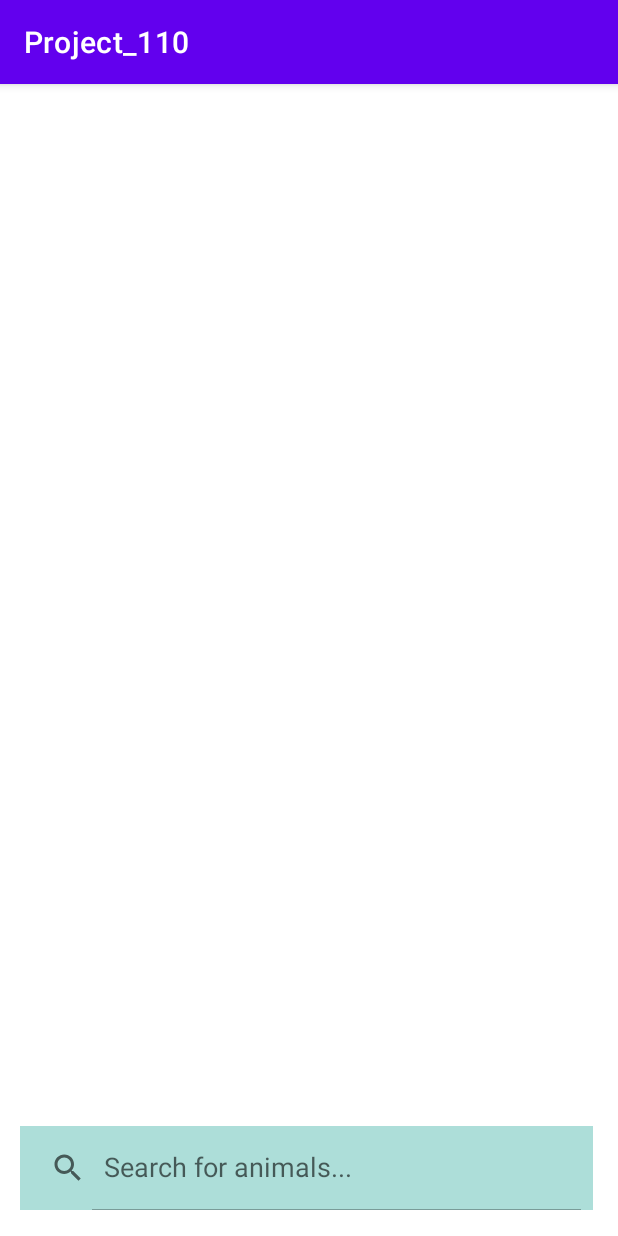
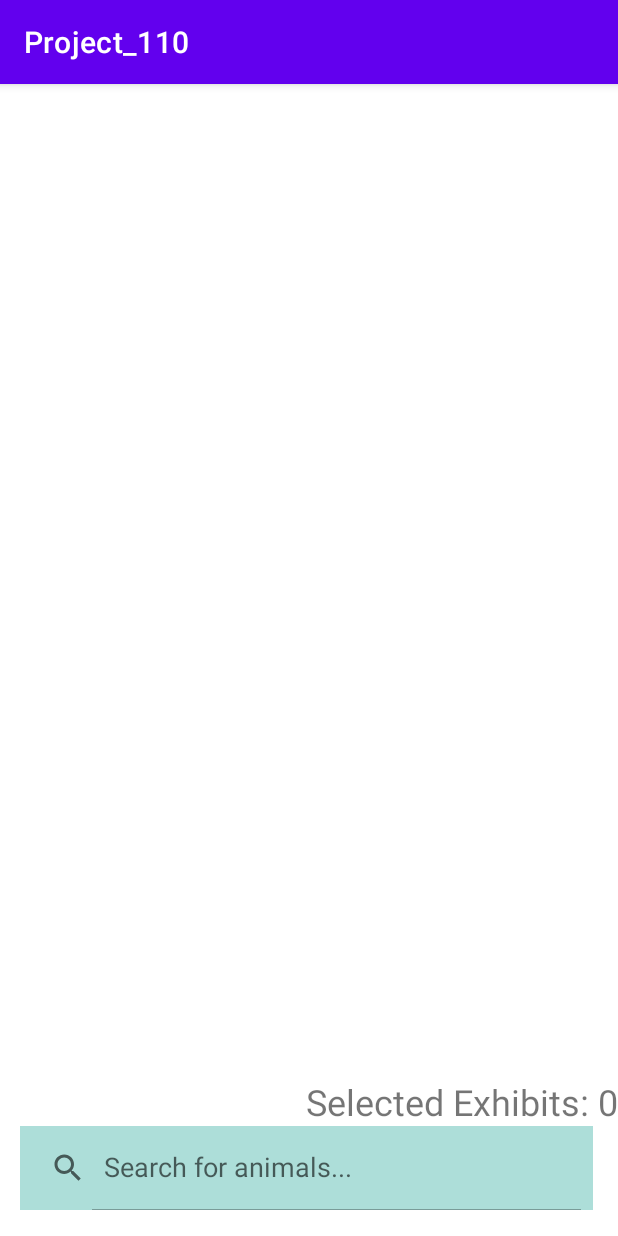
Before and after one commit to cubinCheese/Zoo-Seeker-App, an Android app: the screen it shows after launch (SearchDisplayActivity), on a phone screen of 412 x 824 dp. Run offline under Robolectric (Android 15) with nearby library versions, the phone set to English and light mode, and no system bars; our stand-ins replace Room's generated code; libraries missing offline, so code that uses them is left out: org.jgrapht, org.jgrapht.graph, org.jgrapht.nio.

Commit message:
Number of selected items display working!

```diff
--- a/app/src/main/java/com/example/project_110/SearchDisplayActivity.java
+++ b/app/src/main/java/com/example/project_110/SearchDisplayActivity.java
@@ -18,7 +18,11 @@ import java.util.concurrent.Executors;
 import java.util.concurrent.Future;
 
 public class SearchDisplayActivity extends AppCompatActivity {
+
+    //Get selected exhibits with this
+
     SearchBar searchbar;
+    TextView selectedDisplayCount;
     public RecyclerView recyclerView;
     private ExecutorService backgroundThreadExecutor = Executors.newSingleThreadExecutor();
     private Future<Void> future;
@@ -27,7 +31,7 @@ public class SearchDisplayActivity extends AppCompatActivity {
     protected void onCreate(Bundle savedInstanceState) {
         super.onCreate(savedInstanceState);
         setContentView(R.layout.activity_search_display);
-
+        selectedDisplayCount = findViewById(R.id.selected_exhibit_count);
         searchListViewModel = new ViewModelProvider(this)
                 .get(SearchListViewModel.class);
         // initializing new Map searchable by tags // & list of vertex info
@@ -49,8 +53,11 @@ public class SearchDisplayActivity extends AppCompatActivity {
 
         adapter.setOnSearchListItemClickedHandlder(searchListViewModel::selectExhibit);
 
+        //Log.d("Exhibit Stats", getSelectedExhibitsList().get(1).name + " " + getSelectedExhibitsList().size());
+
 
         recyclerView.setAdapter(adapter);
+
 
 
 
@@ -63,11 +70,15 @@ public class SearchDisplayActivity extends AppCompatActivity {
                     for (ZooData.VertexInfo vertex : searchbar.currentAnimalsFromQuery){
                         packedList.add(new VertexInfoStorable(vertex));
                     }
+                   //this.selectedDisplayCount.setText(getSelectedExhibitsList().size());
                     adapter.setSearchListItems(packedList);
+                    selectedDisplayCount.setText("Selected Exhibits: " + getSelectedExhibitsList().size());
                 });
                 Thread.sleep(100);
             }
         });
+
+
 
 
         //Log.d("tag", searchbar.currentAnimalsFromQuery.get(0).name);
@@ -75,6 +86,14 @@ public class SearchDisplayActivity extends AppCompatActivity {
 
 
     }
+
+        //Call this to get list of selected exhibits
+    public List<VertexInfoStorable> getSelectedExhibitsList(){
+        return searchListViewModel.getSelectedExhibits();
+    }
+
+
+
 }
 
 
--- a/app/src/main/java/com/example/project_110/SearchDisplayAdapter.java
+++ b/app/src/main/java/com/example/project_110/SearchDisplayAdapter.java
@@ -20,8 +20,9 @@ public class SearchDisplayAdapter extends RecyclerView.Adapter<SearchDisplayAdap
     private List<ZooData.VertexInfo> searchExhibits = Collections.emptyList();
     private Consumer<ZooData.VertexInfo> onSearchListItemClicked;
 
+
     public void setSearchListItems(List<VertexInfoStorable> newSearchExhibits){
-        //this.searchExhibits.clear();
+        this.searchExhibits.clear();
 
 
         List<ZooData.VertexInfo> unPackedDataList = new ArrayList();
@@ -48,7 +49,6 @@ public class SearchDisplayAdapter extends RecyclerView.Adapter<SearchDisplayAdap
         View view = LayoutInflater
                 .from(parent.getContext())
                 .inflate(R.layout.search_display_item, parent, false);
-
         return new ViewHolder(view);
     }
 
@@ -69,6 +69,7 @@ public class SearchDisplayAdapter extends RecyclerView.Adapter<SearchDisplayAdap
     public class ViewHolder extends RecyclerView.ViewHolder{
         private final TextView searchListItem;
         private ZooData.VertexInfo searchItem;
+       // private TextView selectedExhibitCount;
         //private TextView searchListItem;
        //private final CheckBox checkBox;
 
@@ -76,13 +77,18 @@ public class SearchDisplayAdapter extends RecyclerView.Adapter<SearchDisplayAdap
 
             super(itemView);
             this.searchListItem =  itemView.findViewById(R.id.search_list_item);
+            //this.selectedExhibitCount = itemView.findViewById(R.id.selected_exhibit_count);
 
             this.searchListItem.setOnClickListener(view -> {
                 if(onSearchListItemClicked == null) return;
                 searchListItem.setBackgroundColor(Color.YELLOW);
                 searchListItem.setAllCaps(true);
                 onSearchListItemClicked.accept(searchItem);
+
             });
+
+
+
 
 
         }
--- a/app/src/main/java/com/example/project_110/SearchListViewModel.java
+++ b/app/src/main/java/com/example/project_110/SearchListViewModel.java
@@ -13,6 +13,7 @@ import java.util.List;
 
 public class SearchListViewModel  extends  AndroidViewModel{
 
+    //Get Lis
 
     private LiveData<List<VertexInfoStorable>> searchListItems;
     private final VertexInfoStorableDao vertexInfoStorableDao;
@@ -73,6 +74,15 @@ public class SearchListViewModel  extends  AndroidViewModel{
 
 
 
+
+
+    }
+
+
+    public List<VertexInfoStorable> getSelectedExhibits(){
+        Log.d("message", "Selecting All..." );
+
+        return vertexInfoStorableDao.getAll();
     }
     /*
     public void deleteExhibit(ZooData.VertexInfo todoListItem){
--- a/app/src/main/java/com/example/project_110/SelectedExhibits.java
+++ b/app/src/main/java/com/example/project_110/SelectedExhibits.java
@@ -6,13 +6,13 @@ import java.util.List;
 
 public class SelectedExhibits {
 
-    List<ZooData.VertexInfo> selectedExhibits;
+    List<VertexInfoStorable> selectedExhibits;
 
     public SelectedExhibits(){
         selectedExhibits = new ArrayList<>();
     }
 
-    public SelectedExhibits(List<ZooData.VertexInfo> selectedExhibits){
+    public SelectedExhibits(List<VertexInfoStorable> selectedExhibits){
         this.selectedExhibits=selectedExhibits;
     }
 
--- a/app/src/main/res/layout/activity_search_display.xml
+++ b/app/src/main/res/layout/activity_search_display.xml
@@ -32,4 +32,15 @@
         app:layout_constraintTop_toTopOf="@id/search_items"
         app:layout_constraintVertical_bias="0.976" />
 
+    <TextView
+        android:id="@+id/selected_exhibit_count"
+        android:layout_width="wrap_content"
+        android:layout_height="wrap_content"
+        android:text=""
+        android:textSize="24dp"
+        app:layout_constraintHorizontal_bias="0.8"
+        app:layout_constraintEnd_toEndOf="parent"
+        app:layout_constraintBottom_toTopOf="@id/search"
+        tools:layout_editor_absoluteY="19dp" />
+
 </androidx.constraintlayout.widget.ConstraintLayout>
```
